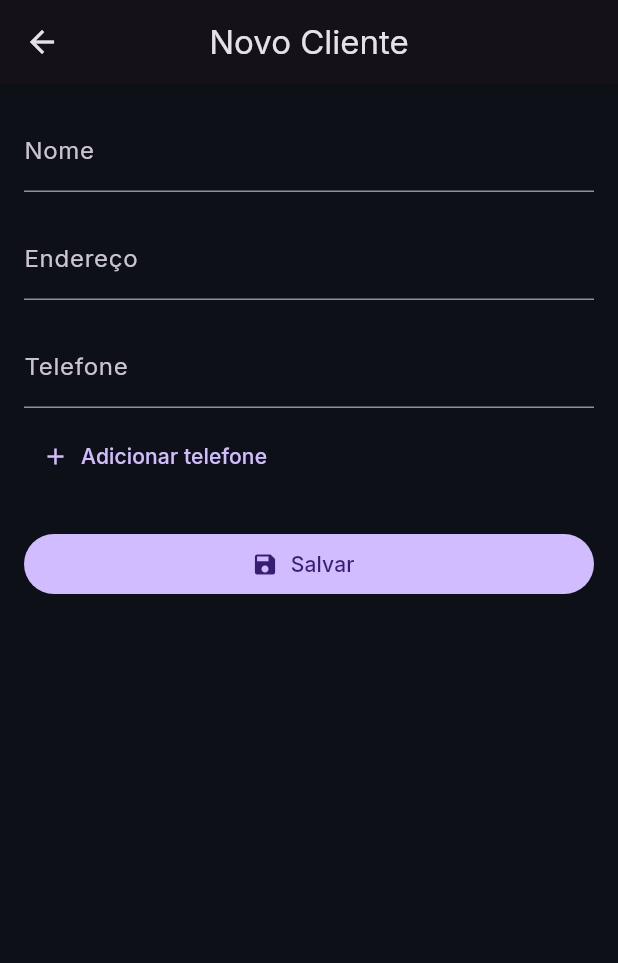
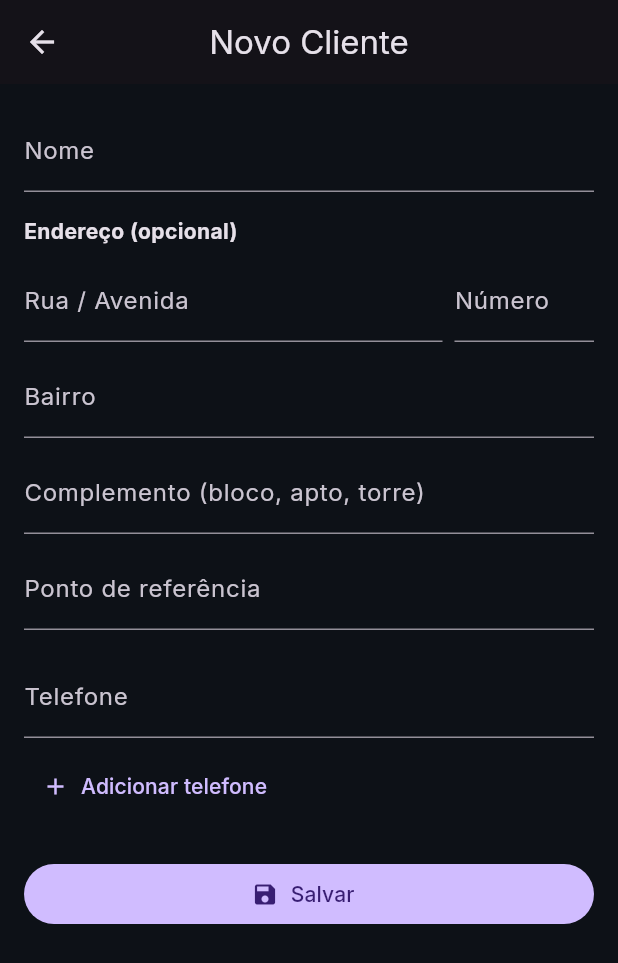
Before and after one commit to WilsonGorosthides/sgc_msclean, a Flutter app: the screen it shows after launch, after a tap on the "person add" icon, on a phone screen of 412 x 824 dp. Shown: the top 963 px of the screen. Run offline on Flutter 3.47's test engine with Material 3 defaults, Android fonts, the phone set to English and light mode, and no system bars; our stand-ins replace flutter_dotenv, google_fonts, supabase_flutter; accounts and stored records are empty.

Commit message:
feat: endereco estruturado (Endereco value object + jsonb)
Cria o value object Endereco (logradouro, numero, bairro, complemento,
referencia), persistido como jsonb na coluna 'endereco'. Sem campos de CEP e
cidade: na pratica nao seriam preenchidos e a area de atendimento e so Campo
Grande - MS, que entra como ancora fixa em consultaMaps. ClientModel.endereco
passa de String para Endereco, com fallback do texto legado para logradouro na
transicao da migracao. O formulario ganha um campo por parte (todos opcionais);
o aviso "sem endereco" dispara quando o Endereco esta vazio. A lista exibe
endereco.resumo (placeholder quando vazio) e a busca (RF-004) casa por qualquer
campo via endereco.buscavel.

Closes #65

Co-Authored-By: Claude Fable 5 <noreply@anthropic.com>

```diff
--- a/lib/models/client_model.dart
+++ b/lib/models/client_model.dart
@@ -1,13 +1,15 @@
+import 'endereco.dart';
+
 class ClientModel {
   final String? id;
   final String nome;
-  final String endereco;
+  final Endereco endereco;
   final List<String> telefones;
 
   ClientModel({
     this.id,
     required this.nome,
-    required this.endereco,
+    this.endereco = const Endereco(),
     required this.telefones,
   });
 
@@ -15,9 +17,22 @@ class ClientModel {
     return ClientModel(
       id: map['id'],
       nome: map['nome'] ?? '',
-      endereco: map['endereco'] ?? '',
+      endereco: _lerEndereco(map['endereco']),
       telefones: _lerTelefones(map),
     );
+  }
+
+  // Endereço estruturado (#65): a coluna 'endereco' é jsonb. Durante a
+  // migração, uma linha antiga com 'endereco' em texto vira o logradouro,
+  // preservando o dado até ser reorganizado nos campos.
+  static Endereco _lerEndereco(dynamic valor) {
+    if (valor is Map) {
+      return Endereco.fromMap(valor.cast<String, dynamic>());
+    }
+    if (valor is String && valor.trim().isNotEmpty) {
+      return Endereco(logradouro: valor);
+    }
+    return const Endereco();
   }
 
   // Lê a coluna 'telefones' (text[] no Supabase). Durante a migração (#62),
@@ -38,7 +53,7 @@ class ClientModel {
   Map<String, dynamic> toMap() {
     return {
       'nome': nome,
-      'endereco': endereco,
+      'endereco': endereco.toMap(),
       'telefones': telefones,
     };
   }
--- /dev/null
+++ b/lib/models/endereco.dart
@@ -0,0 +1,98 @@
+// Endereço estruturado do cliente (#65). Modela a variedade real da base
+// (casa, apartamento com bloco/apto, condomínio com endereço interno) num só
+// conjunto de campos opcionais, otimizado para chegar via GPS e entrar na
+// unidade certa. Persistido como jsonb na coluna `endereco` da tabela.
+//
+// Duas funções guiam os campos: **chegar** (logradouro, numero, bairro — o
+// que o Google Maps geolocaliza) e **entrar/achar a unidade** (complemento
+// absorve bloco/apto/condomínio; referencia ajuda a localizar). Sem campo de
+// cidade: a cliente atende só Campo Grande - MS, que entra como âncora fixa
+// na consulta ao Maps (reavaliar se a área de atendimento mudar).
+class Endereco {
+  // Âncora fixa da consulta ao Maps — toda a base é de Campo Grande - MS.
+  static const cidadeFixa = 'Campo Grande - MS';
+
+  final String logradouro;
+  final String numero;
+  final String bairro;
+  final String complemento;
+  final String referencia;
+
+  const Endereco({
+    this.logradouro = '',
+    this.numero = '',
+    this.bairro = '',
+    this.complemento = '',
+    this.referencia = '',
+  });
+
+  factory Endereco.fromMap(Map<String, dynamic>? map) {
+    if (map == null) return const Endereco();
+    String ler(String chave) => (map[chave] ?? '').toString();
+    return Endereco(
+      logradouro: ler('logradouro'),
+      numero: ler('numero'),
+      bairro: ler('bairro'),
+      complemento: ler('complemento'),
+      referencia: ler('referencia'),
+    );
+  }
+
+  Map<String, dynamic> toMap() {
+    return {
+      'logradouro': logradouro,
+      'numero': numero,
+      'bairro': bairro,
+      'complemento': complemento,
+      'referencia': referencia,
+    };
+  }
+
+  List<String> get _campos =>
+      [logradouro, numero, bairro, complemento, referencia];
+
+  // true quando nenhum campo foi preenchido (só espaços conta como vazio):
+  // dispara o aviso "sem endereço" no formulário e o placeholder na lista.
+  bool get vazio => _campos.every((c) => c.trim().isEmpty);
+
+  // Linha curta para a lista (RF-003): "logradouro, numero - bairro",
+  // omitindo as partes ausentes.
+  String get resumo {
+    final linha = [logradouro, numero]
+        .map((s) => s.trim())
+        .where((s) => s.isNotEmpty)
+        .join(', ');
+    return [
+      if (linha.isNotEmpty) linha,
+      if (bairro.trim().isNotEmpty) bairro.trim(),
+    ].join(' - ');
+  }
+
+  // Texto único minúsculo com todos os campos, para o filtro da busca (RF-004).
+  String get buscavel => _campos.join(' ').toLowerCase();
+
+  // Consulta para o Google Maps (#66): campos de "chegar" + a cidade fixa como
+  // âncora (sem ela, "Rua X, 10, Centro" é ambíguo no país inteiro).
+  // Complemento e referência atrapalham a geolocalização e ficam de fora.
+  String get consultaMaps {
+    final partes = [logradouro, numero, bairro]
+        .map((s) => s.trim())
+        .where((s) => s.isNotEmpty)
+        .toList();
+    if (partes.isEmpty) return '';
+    return [...partes, cidadeFixa].join(', ');
+  }
+
+  @override
+  bool operator ==(Object other) =>
+      other is Endereco &&
+      other.logradouro == logradouro &&
+      other.numero == numero &&
+      other.bairro == bairro &&
+      other.complemento == complemento &&
+      other.referencia == referencia;
+
+  @override
+  int get hashCode =>
+      Object.hash(logradouro, numero, bairro, complemento, referencia);
+}
--- a/lib/screens/client_form_screen.dart
+++ b/lib/screens/client_form_screen.dart
@@ -1,5 +1,6 @@
 import 'package:flutter/material.dart';
 import '../models/client_model.dart';
+import '../models/endereco.dart';
 import '../services/supabase_service.dart';
 import '../utils/validators.dart';
 
@@ -22,8 +23,18 @@ class _ClientFormScreenState extends State<ClientFormScreen> {
   final _formKey = GlobalKey<FormState>();
   late final _nomeController =
       TextEditingController(text: widget.cliente?.nome ?? '');
-  late final _enderecoController =
-      TextEditingController(text: widget.cliente?.endereco ?? '');
+  // Endereço estruturado (#65): um controller por campo, pré-preenchido na
+  // edição a partir do Endereco do cliente. Todos opcionais.
+  late final _logradouroController =
+      TextEditingController(text: widget.cliente?.endereco.logradouro ?? '');
+  late final _numeroController =
+      TextEditingController(text: widget.cliente?.endereco.numero ?? '');
+  late final _bairroController =
+      TextEditingController(text: widget.cliente?.endereco.bairro ?? '');
+  late final _complementoController =
+      TextEditingController(text: widget.cliente?.endereco.complemento ?? '');
+  late final _referenciaController =
+      TextEditingController(text: widget.cliente?.endereco.referencia ?? '');
   // Um ou mais telefones (#62): um controller por número, começando com o(s)
   // do cliente (edição) ou um campo vazio (cadastro).
   late final List<TextEditingController> _telefoneControllers =
@@ -39,12 +50,31 @@ class _ClientFormScreenState extends State<ClientFormScreen> {
   @override
   void dispose() {
     _nomeController.dispose();
-    _enderecoController.dispose();
+    for (final c in _enderecoControllers) {
+      c.dispose();
+    }
     for (final c in _telefoneControllers) {
       c.dispose();
     }
     super.dispose();
   }
+
+  // Todos os controllers do endereço, para dispose e leitura em bloco.
+  List<TextEditingController> get _enderecoControllers => [
+        _logradouroController,
+        _numeroController,
+        _bairroController,
+        _complementoController,
+        _referenciaController,
+      ];
+
+  Endereco _lerEndereco() => Endereco(
+        logradouro: _logradouroController.text.trim(),
+        numero: _numeroController.text.trim(),
+        bairro: _bairroController.text.trim(),
+        complemento: _complementoController.text.trim(),
+        referencia: _referenciaController.text.trim(),
+      );
 
   void _adicionarTelefone() {
     setState(() => _telefoneControllers.add(TextEditingController()));
@@ -56,8 +86,10 @@ class _ClientFormScreenState extends State<ClientFormScreen> {
 
   Future<void> _salvar() async {
     if (!_formKey.currentState!.validate()) return;
-    // endereço é opcional (#61): se vazio, confirma antes de gravar
-    if (_enderecoController.text.trim().isEmpty) {
+    final endereco = _lerEndereco();
+    // endereço é opcional (#61): se nenhum campo foi preenchido, confirma
+    // antes de gravar
+    if (endereco.vazio) {
       final confirmado = await _confirmarSemEndereco();
       if (confirmado != true || !mounted) return;
     }
@@ -65,7 +97,7 @@ class _ClientFormScreenState extends State<ClientFormScreen> {
     final cliente = ClientModel(
       id: widget.cliente?.id,
       nome: _nomeController.text.trim(),
-      endereco: _enderecoController.text.trim(),
+      endereco: endereco,
       telefones: _telefoneControllers
           .map((c) => c.text.trim())
           .where((t) => t.isNotEmpty)
@@ -111,6 +143,60 @@ class _ClientFormScreenState extends State<ClientFormScreen> {
         ],
       ),
     );
+  }
+
+  // Campos do endereço estruturado (#65), todos opcionais e otimizados para
+  // localizar via Google Maps: rua+número, bairro, complemento
+  // (bloco/apto/condomínio) e ponto de referência. Sem campo de cidade — a
+  // base é toda de Campo Grande - MS (âncora fixa em Endereco.consultaMaps).
+  List<Widget> _camposEndereco() {
+    Widget campo(
+      String chave,
+      TextEditingController controller,
+      String label, {
+      TextInputType? tipo,
+      TextCapitalization capitalizacao = TextCapitalization.words,
+    }) {
+      return TextFormField(
+        key: Key(chave),
+        controller: controller,
+        keyboardType: tipo,
+        textCapitalization: capitalizacao,
+        decoration: InputDecoration(labelText: label),
+      );
+    }
+
+    return [
+      const Align(
+        alignment: Alignment.centerLeft,
+        child: Text('Endereço (opcional)',
+            style: TextStyle(fontWeight: FontWeight.bold)),
+      ),
+      const SizedBox(height: 8),
+      Row(
+        crossAxisAlignment: CrossAxisAlignment.start,
+        children: [
+          Expanded(
+            flex: 3,
+            child:
+                campo('campo_logradouro', _logradouroController, 'Rua / Avenida'),
+          ),
+          const SizedBox(width: 8),
+          Expanded(
+            child: campo('campo_numero', _numeroController, 'Número',
+                tipo: TextInputType.text,
+                capitalizacao: TextCapitalization.none),
+          ),
+        ],
+      ),
+      const SizedBox(height: 8),
+      campo('campo_bairro', _bairroController, 'Bairro'),
+      const SizedBox(height: 8),
+      campo('campo_complemento', _complementoController,
+          'Complemento (bloco, apto, torre)'),
+      const SizedBox(height: 8),
+      campo('campo_referencia', _referenciaController, 'Ponto de referência'),
+    ];
   }
 
   // Campos de telefone (#62): um por número, com botão de remover quando há
@@ -175,13 +261,7 @@ class _ClientFormScreenState extends State<ClientFormScreen> {
               validator: (valor) => Validadores.obrigatorio(valor, 'nome'),
             ),
             const SizedBox(height: 16),
-            TextFormField(
-              key: const Key('campo_endereco'),
-              controller: _enderecoController,
-              textCapitalization: TextCapitalization.words,
-              decoration: const InputDecoration(
-                  labelText: 'Endereço', hintText: 'Opcional'),
-            ),
+            ..._camposEndereco(),
             const SizedBox(height: 16),
             ..._camposTelefone(),
             const SizedBox(height: 24),
--- a/lib/screens/home_screen.dart
+++ b/lib/screens/home_screen.dart
@@ -129,13 +129,14 @@ class _HomeScreenState extends State<HomeScreen> {
                           child: Text(cliente.nome[0].toUpperCase(), style: const TextStyle(color: Colors.white)),
                         ),
                         title: Text(cliente.nome, style: const TextStyle(fontWeight: FontWeight.bold)),
-                        // endereço é opcional (#61): placeholder discreto quando vazio
-                        subtitle: cliente.endereco.isEmpty
+                        // endereço é opcional (#61) e estruturado (#65):
+                        // resumo legível, ou placeholder discreto quando vazio
+                        subtitle: cliente.endereco.vazio
                             ? Text('Sem endereço',
                                 style: TextStyle(
                                     color: Colors.grey[500],
                                     fontStyle: FontStyle.italic))
-                            : Text(cliente.endereco),
+                            : Text(cliente.endereco.resumo),
                         trailing: Row(
                           mainAxisSize: MainAxisSize.min,
                           children: [
--- a/lib/services/supabase_service.dart
+++ b/lib/services/supabase_service.dart
@@ -39,15 +39,16 @@ class SupabaseService {
     await _supabase.from('clientes').delete().eq('id', client.id!);
   }
 
-  // Filtro da busca (RF-004): substring em nome ou endereço, sem
-  // diferenciar maiúsculas de minúsculas. Função pura: testável sem
-  // mockar a stream do Supabase.
+  // Filtro da busca (RF-004): substring em nome ou em qualquer campo do
+  // endereço (via Endereco.buscavel), sem diferenciar maiúsculas de
+  // minúsculas. Função pura: testável sem mockar a stream do Supabase.
   static List<ClientModel> filtrarClientes(
       List<ClientModel> clientes, String query) {
+    final termo = query.toLowerCase();
     return clientes
         .where((client) =>
-            client.nome.toLowerCase().contains(query.toLowerCase()) ||
-            client.endereco.toLowerCase().contains(query.toLowerCase()))
+            client.nome.toLowerCase().contains(termo) ||
+            client.endereco.buscavel.contains(termo))
         .toList();
   }
 }
```
